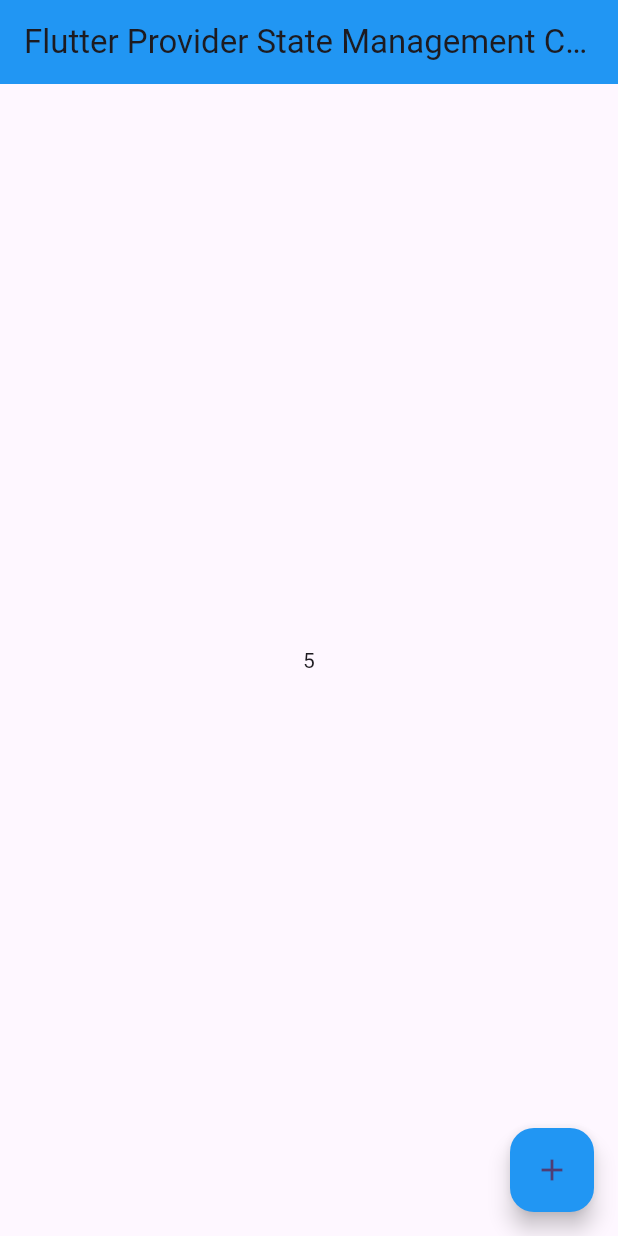
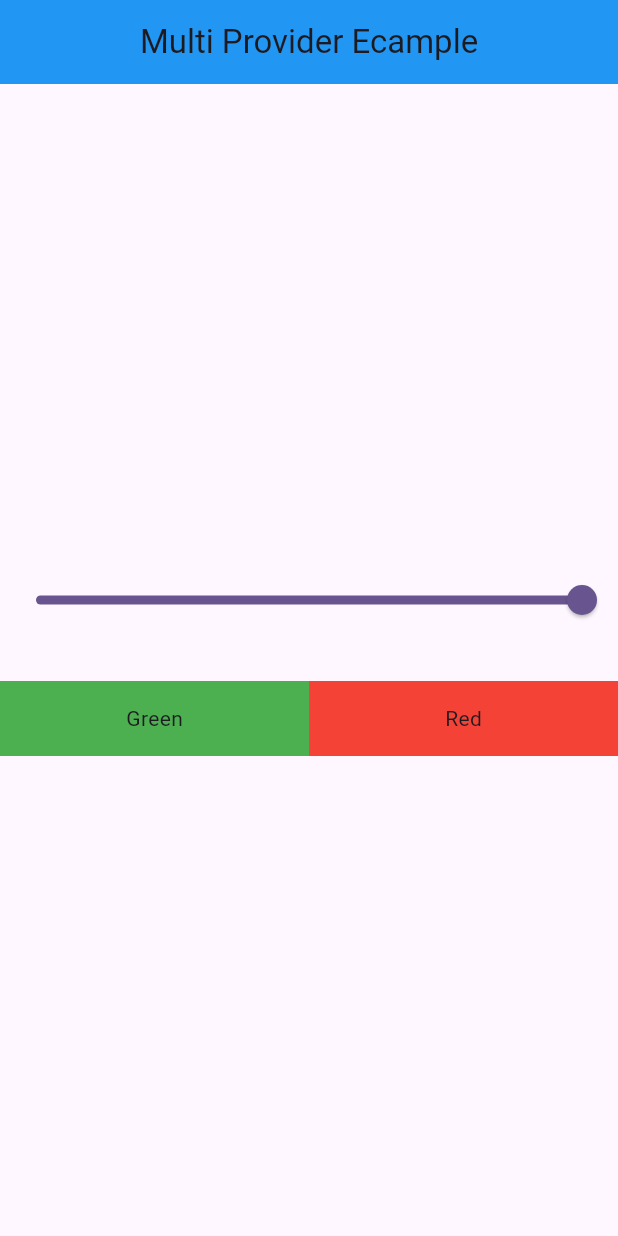
Before and after one commit to 2Dawoodbaloch/flutter_provider_state_management_course, a Flutter app: the screen it shows after launch, on a phone screen of 412 x 824 dp. Run offline on Flutter 3.47's test engine with Material 3 defaults, Android fonts, the phone set to English and light mode, and no system bars.

Commit message:
i done example2 with multiprovider

```diff
--- a/lib/main.dart
+++ b/lib/main.dart
@@ -1,6 +1,8 @@
 import 'package:flutter/material.dart';
 import 'package:flutter_provider_state_management_course/provider/count_provider.dart';
+import 'package:flutter_provider_state_management_course/provider/multi_provider_example.dart';
 import 'package:flutter_provider_state_management_course/view/screens/count_example.dart';
+import 'package:flutter_provider_state_management_course/view/screens/example_multi_provider.dart';
 import 'package:flutter_provider_state_management_course/view/screens/home_screen/home_screen.dart';
 import 'package:provider/provider.dart';
 
@@ -13,16 +15,18 @@ class MyApp extends StatelessWidget {
 
   @override
   Widget build(BuildContext context) {
-    return ChangeNotifierProvider(
-        create: (_) => CountProvider(),
-      child: MaterialApp(
-        debugShowCheckedModeBanner: false,
-        title: 'Flutter Demo',
-        theme: ThemeData(
-          colorScheme: .fromSeed(seedColor: Colors.deepPurple),
-        ),
-        home:  CountExample(),
+    return MultiProvider(providers: [
+      ChangeNotifierProvider(create: (_) => MultiProviderExample()),
+      ChangeNotifierProvider(create: (_) => CountProvider()),
+    ],
+    child:MaterialApp(
+      debugShowCheckedModeBanner: false,
+      title: 'Flutter Demo',
+      theme: ThemeData(
+        colorScheme: .fromSeed(seedColor: Colors.deepPurple),
       ),
+      home:  ExampleMultiProvider(),
+    ),
     );
 
   }
--- /dev/null
+++ b/lib/provider/multi_provider_example.dart
@@ -0,0 +1,11 @@
+import 'package:flutter/foundation.dart';
+class MultiProviderExample with ChangeNotifier {
+  double _value = 1.0;
+
+  double get value => _value;
+
+  void setValue(double val){
+    _value = val;
+    notifyListeners();
+  }
+}
--- /dev/null
+++ b/lib/view/screens/example_multi_provider.dart
@@ -0,0 +1,72 @@
+import 'package:flutter/foundation.dart';
+import 'package:flutter/material.dart';
+import 'package:flutter_provider_state_management_course/provider/multi_provider_example.dart';
+import 'package:provider/provider.dart';
+class ExampleMultiProvider extends StatefulWidget {
+  const ExampleMultiProvider({super.key});
+
+  @override
+  State<ExampleMultiProvider> createState() => _ExampleMultiProviderState();
+}
+
+class _ExampleMultiProviderState extends State<ExampleMultiProvider> {
+  @override
+  Widget build(BuildContext context) {
+    print("build");
+    return Scaffold(
+      appBar: AppBar(
+        title: Text("Multi Provider Ecample"),
+        centerTitle: true,
+        backgroundColor: Colors.blue,
+      ),
+      body: Column(
+       mainAxisAlignment: MainAxisAlignment.center,
+        children: [
+          Consumer<MultiProviderExample>(builder: (context,val,child) {
+            return  Slider(
+                min: 0.0,
+                max: 1.0,
+                value: val.value,
+                onChanged: (value){
+                  val.setValue(value);
+                  print(val.value);
+                });
+          }),
+
+          SizedBox(height: 30,),
+          Consumer<MultiProviderExample>(builder: (context,val,child){
+            return Row(
+              children: [
+                Expanded(
+                  child: Opacity(
+                    opacity: val.value,
+                    child: Container(
+                      height: 50,
+                      color: Colors.green,
+                      child: Center(
+                        child: Text("Green"),
+                      ),
+                    ),
+                  ),
+                ),
+                Expanded(
+                  child: Opacity(
+                    opacity: val.value,
+                    child: Container(
+                      height: 50,
+                      color: Colors.red,
+                      child: Center(
+                        child: Text("Red"),
+                      ),
+                    ),
+                  ),
+                )
+              ],
+            );
+          })
+
+        ],
+      ),
+    );
+  }
+}
```
